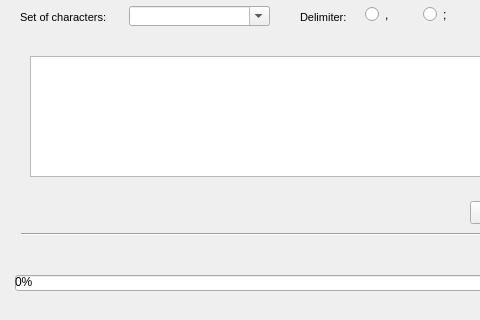
Qt form ui/csv2pg.ui (Giswater/giswater_qgis_plugin) before a commit; both pictures show x 0 to 480 and y 215 to 535 of the 650 by 535 pixel window.
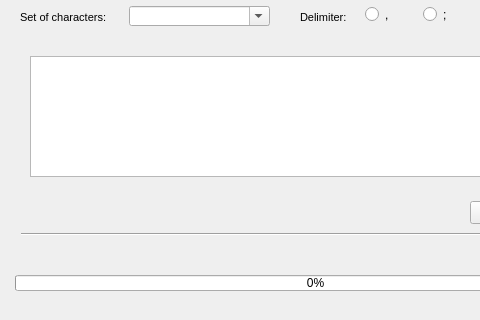
The same form after that commit.

Commit message: QProgresBar color changed to default

Patch:
```diff
--- a/ui/csv2pg.ui
+++ b/ui/csv2pg.ui
@@ -14,18 +14,7 @@
    <string>Dialog</string>
   </property>
   <property name="styleSheet">
-   <string notr="true">QProgressBar::chunk {background: QLinearGradient(
-x1: 0, y1: 0, x2: 1, y2: 0,
-stop: 0 #00aeff,
-stop: 0.4#0072ff,
-stop: 0.75 #0400ff,
-stop: 1 #3700ff );
-border-bottom-right-radius: 5px;
-border-bottom-left-radius: 5px;
-border: .px solid black;
-
-}
-</string>
+   <string notr="true"/>
   </property>
   <widget class="QTextEdit" name="txt_file_csv">
    <property name="geometry">
```
